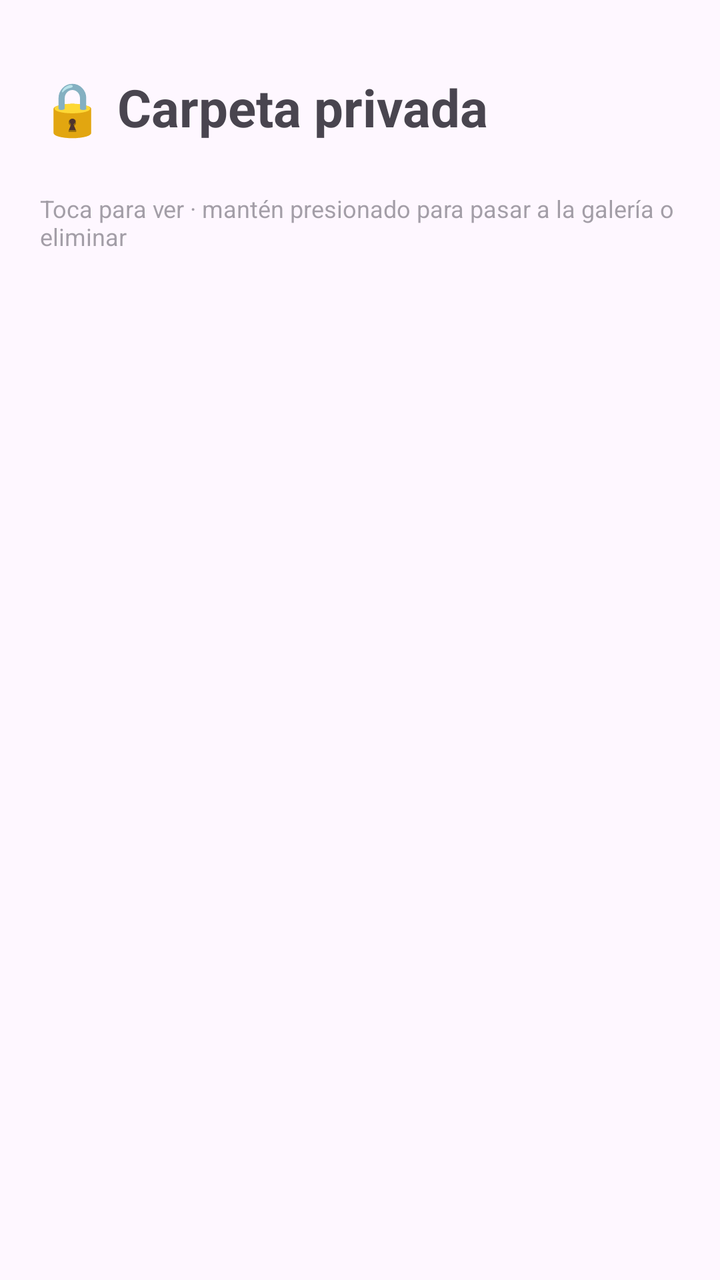
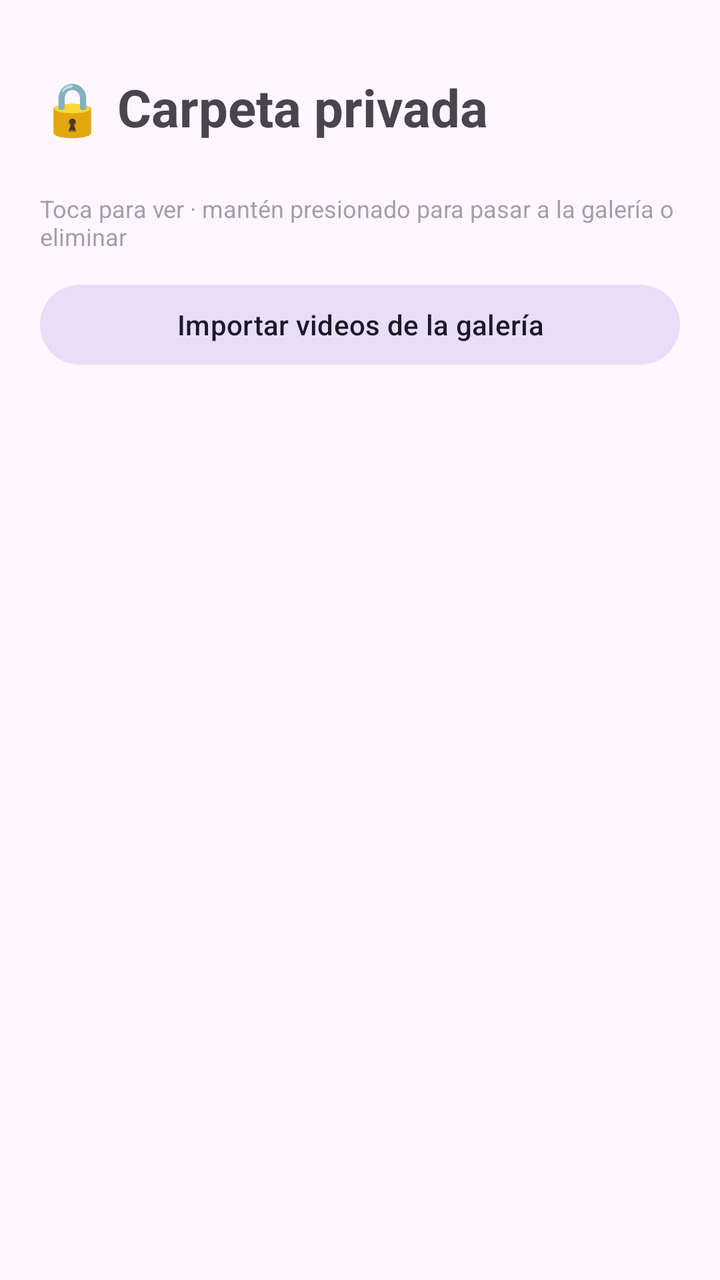

Compare the two renders of this Android layout. The source of the first and the diff that turns it into the second are given below.
<!-- AndroidManifest.xml: application theme Theme.DescargaVideos -->
<!-- res/layout/activity_privado.xml -->
<?xml version="1.0" encoding="utf-8"?>
<ScrollView xmlns:android="http://schemas.android.com/apk/res/android"
    android:layout_width="match_parent"
    android:layout_height="match_parent"
    android:fillViewport="true">

    <LinearLayout
        android:layout_width="match_parent"
        android:layout_height="wrap_content"
        android:orientation="vertical"
        android:padding="20dp">

        <TextView
            android:layout_width="wrap_content"
            android:layout_height="wrap_content"
            android:layout_marginTop="16dp"
            android:text="🔒 Carpeta privada"
            android:textSize="26sp"
            android:textStyle="bold" />

        <TextView
            android:id="@+id/tvResumen"
            android:layout_width="wrap_content"
            android:layout_height="wrap_content"
            android:alpha="0.7" />

        <TextView
            android:layout_width="match_parent"
            android:layout_height="wrap_content"
            android:layout_marginTop="6dp"
            android:alpha="0.5"
            android:text="Toca para ver · mantén presionado para pasar a la galería o eliminar"
            android:textSize="12sp" />

        <TextView
            android:id="@+id/tvVacio"
            android:layout_width="match_parent"
            android:layout_height="wrap_content"
            android:layout_marginTop="32dp"
            android:alpha="0.6"
            android:gravity="center"
            android:text="Aún no hay videos. Activa &quot;Guardar en carpeta privada&quot; en la pantalla principal antes de descargar."
            android:visibility="gone" />

        <LinearLayout
            android:id="@+id/lista"
            android:layout_width="match_parent"
            android:layout_height="wrap_content"
            android:orientation="vertical" />
    </LinearLayout>
</ScrollView>
<!-- resources referenced by this layout -->
<resources>
  <style name="Theme.DescargaVideos" parent="Theme.Material3.DayNight.NoActionBar">
          <item name="colorPrimary">#7C4DFF</item>
          <item name="colorSecondary">#00BFA5</item>
      </style>
</resources>

<!-- the commit's change to res/layout/activity_privado.xml (unified diff, before → after) -->
@@ -32,6 +32,14 @@
             android:text="Toca para ver · mantén presionado para pasar a la galería o eliminar"
             android:textSize="12sp" />
 
+        <com.google.android.material.button.MaterialButton
+            android:id="@+id/btnImportar"
+            style="@style/Widget.Material3.Button.TonalButton"
+            android:layout_width="match_parent"
+            android:layout_height="wrap_content"
+            android:layout_marginTop="12dp"
+            android:text="Importar videos de la galería" />
+
         <TextView
             android:id="@+id/tvVacio"
             android:layout_width="match_parent"
@@ -39,7 +47,7 @@
             android:layout_marginTop="32dp"
             android:alpha="0.6"
             android:gravity="center"
-            android:text="Aún no hay videos. Activa &quot;Guardar en carpeta privada&quot; en la pantalla principal antes de descargar."
+            android:text="Aún no hay videos. Activa &quot;Guardar en carpeta privada&quot; antes de descargar, o importa videos de la galería."
             android:visibility="gone" />
 
         <LinearLayout
